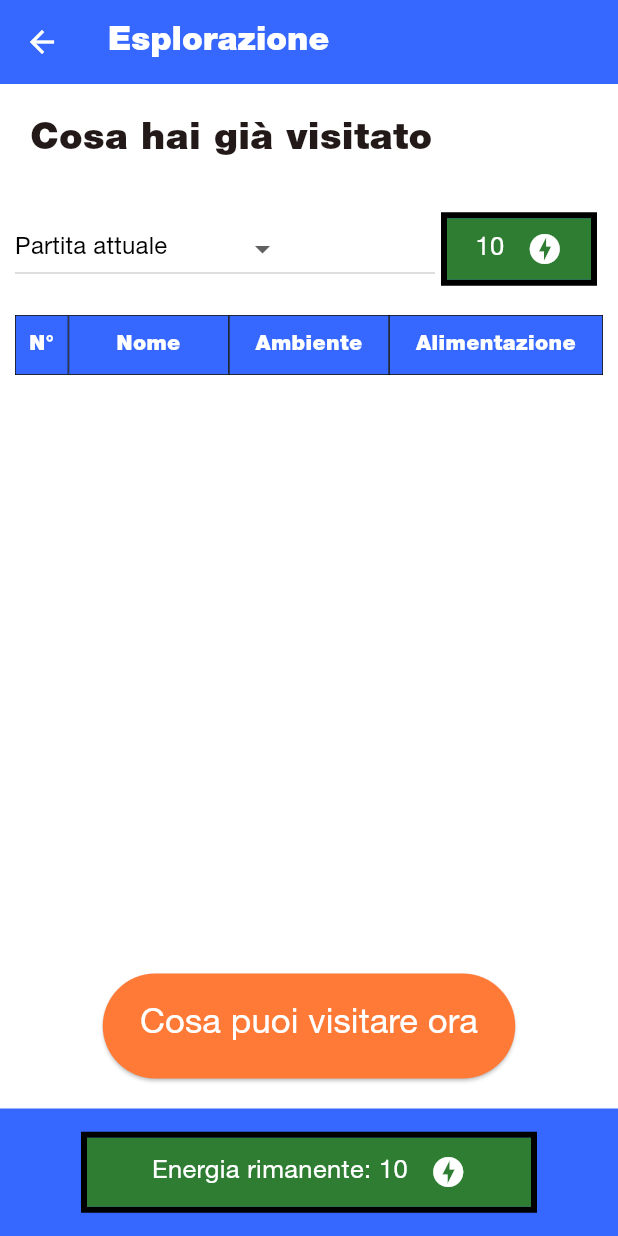
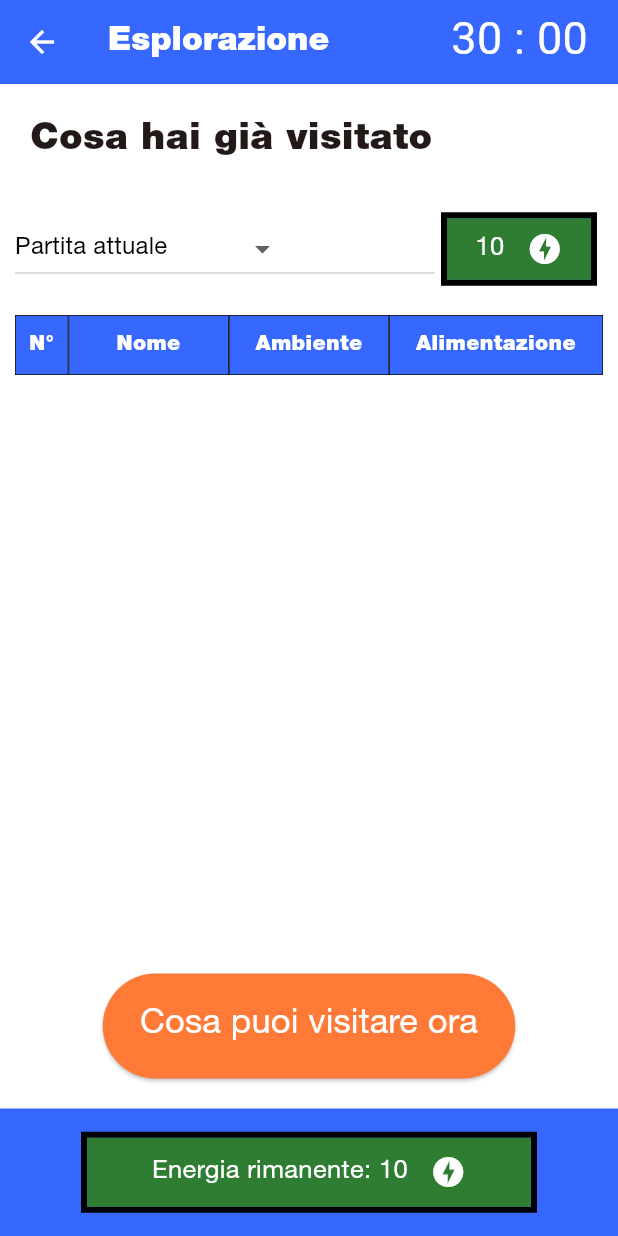
Before and after one commit to lorenzo2330/MUSE_ExploRL, a Flutter app: the AlreadyVisitedPage screen opened by its route, on a phone screen of 412 x 824 dp. Run offline on Flutter 3.47's test engine with Material 3 defaults, Android fonts, the phone set to English and light mode, and no system bars; our stand-ins replace shared_preferences; missing offline and left inert: qr_code_scanner; accounts and stored records are empty; project files that could hold a hidden picture were left out.

Commit message:
importato su nuovo pc, aggiunto timer

```diff
--- a/lib/pages/already_visited_page.dart
+++ b/lib/pages/already_visited_page.dart
@@ -63,7 +63,7 @@ class _AlreadyVisitedPageState extends State<AlreadyVisitedPage> {
 
     return Scaffold(
       backgroundColor: MyColors.bgColor,
-      appBar: MyAppBar.myAppBar(MyString.esplorazione, null, null, true),
+      appBar: MyAppBar.myAppBar(MyString.esplorazione, [MyPadding.timerScreen(context)], null, true),
       body: Column(
         crossAxisAlignment: CrossAxisAlignment.start,
         children: [
--- a/lib/pages/not_visited_page.dart
+++ b/lib/pages/not_visited_page.dart
@@ -6,6 +6,7 @@ import 'package:app_rl/res/widgets/my_list_view.dart';
 import 'package:flutter/material.dart';
 
 import '../res/my_int.dart';
+import '../res/widgets/my_padding.dart';
 import '../res/widgets/my_text.dart';
 
 class NotVisitedPage extends StatefulWidget {
@@ -25,7 +26,7 @@ class _NotVisitedPageState extends State<NotVisitedPage> {
     Text cosaVisitare = MyText.getLeftTextWithSize(MyString.cosaPuoiVisitare, s, true);
     return Scaffold(
         backgroundColor: MyColors.bgColor,
-        appBar: MyAppBar.myAppBar(MyString.cosaPuoiVisitare, null, null, true),
+        appBar: MyAppBar.myAppBar(MyString.cosaPuoiVisitare, [MyPadding.timerScreen(context)], null, true),
         body: Padding(
           padding: const EdgeInsets.all(20.0),
           child: Column(
--- a/lib/pages/objective_page.dart
+++ b/lib/pages/objective_page.dart
@@ -6,6 +6,8 @@ import 'package:app_rl/res/widgets/my_text.dart';
 import 'package:app_rl/res/widgets/my_app_bar.dart';
 import 'package:flutter/material.dart';
 import 'package:provider/provider.dart';
+
+import '../res/widgets/my_padding.dart';
 
 class ObjectivePage extends StatefulWidget {
   const ObjectivePage({super.key});
@@ -28,7 +30,7 @@ class _ObjectivePageState extends State<ObjectivePage> {
       child: Scaffold(
 
         backgroundColor: MyColors.bgColor,
-        appBar: MyAppBar.myAppBar(MyString.obiettivo, null, null, true),
+        appBar: MyAppBar.myAppBar(MyString.obiettivo, [MyPadding.timerScreen(context)], null, true),
         body: Center(
           child: SizedBox(
             width: 300,
--- a/lib/providers/game_provider.dart
+++ b/lib/providers/game_provider.dart
@@ -1,3 +1,5 @@
+
+import 'dart:async';
 
 import 'package:flutter/material.dart';
 
@@ -5,6 +7,30 @@ import '../models/exhibit.dart';
 import 'energy_provider.dart';
 
 class GameProvider extends ChangeNotifier{
+
+  int _nMinuti = 30;
+
+  int _nSecondi = 0;
+
+  int get nMinuti => _nMinuti;
+
+  int get nSecondi => _nSecondi;
+
+  bool decrease(){
+    if(nMinuti == 0 && nSecondi == 0){ notifyListeners(); return false; }
+    if(nSecondi == 0){ _nMinuti--; _nSecondi = 59; }
+    else{ _nSecondi--; }
+    notifyListeners();
+    return true;
+  }
+
+  void startCountdown(){
+    Timer.periodic(const Duration(seconds: 1), (timer){
+      decrease();
+      notifyListeners();
+    });
+  }
+
 
   bool _trovato = false;
 
--- a/lib/res/my_qr.dart
+++ b/lib/res/my_qr.dart
@@ -1,5 +1,6 @@
 import 'package:app_rl/providers/energy_provider.dart';
 import 'package:app_rl/providers/exhibit_provider.dart';
+import 'package:app_rl/providers/game_provider.dart';
 import 'package:app_rl/res/my_int.dart';
 import 'package:flutter/material.dart';
 import 'package:provider/provider.dart';
@@ -68,11 +69,16 @@ class _MyQrState extends State<MyQr> {
 
     bool noDecrease = exProv.inTutorial || firstScan;
 
+
+
     //Ascolta i dati ricevuti e verifica se "vede" un QR
     controller.scannedDataStream.listen((scanData) {
       setState(() {
         if (ExhibitList.scannedExhibit(scanData.code ?? "retFalse")) {
           if (scanData.code == exProv.nextExhibit.normalName) {
+            if(!exProv.inTutorial && firstScan){
+              context.read<GameProvider>().startCountdown();  //Dopo la prima scansione parte il timer
+            }
             exProv.setScansioneCorretta();
             exProv.visit(context.read<ExhibitProvider>().nextExhibit);
             if (!noDecrease) {
--- a/lib/res/widgets/my_padding.dart
+++ b/lib/res/widgets/my_padding.dart
@@ -1,5 +1,7 @@
 import 'package:flutter/material.dart';
+import 'package:provider/provider.dart';
 
+import '../../providers/game_provider.dart';
 import '../my_int.dart';
 import '../my_string.dart';
 import 'my_expanded.dart';
@@ -12,7 +14,7 @@ class MyPadding {
         child: Center(child: MyText.getCenterTextWithSize(text, 28, false)));
   }
 
-  static Padding alreadyVisitedTitle(){
+  static Padding alreadyVisitedTitle() {
     double s = MyInt.tutorialStringSize.toDouble();
     return Padding(
       padding: MyInt.allPadding,
@@ -20,8 +22,9 @@ class MyPadding {
     );
   }
 
-  static Padding alreadyVisitedCombo(BuildContext context, int length, int energy){
-    return  Padding(
+  static Padding alreadyVisitedCombo(
+      BuildContext context, int length, int energy) {
+    return Padding(
       padding: const EdgeInsets.all(10.0),
       child: Row(
         children: [
@@ -31,4 +34,19 @@ class MyPadding {
       ),
     );
   }
+
+  static Padding timerScreen(BuildContext context) {
+    int m = context.watch<GameProvider>().nMinuti;
+
+    int s = context.watch<GameProvider>().nSecondi;
+
+    String addZero = s < 10 ? "0" : "";
+
+    return Padding(
+        padding: const EdgeInsets.only(right: 20.0, bottom: 5),
+        child: Text(
+          "$m : $addZero$s",
+          style: const TextStyle(fontSize: 30),
+        ));
+  }
 }
```
Also changed, not shown: lib/pages/exhibit_page.dart (+34 -2 lines).
